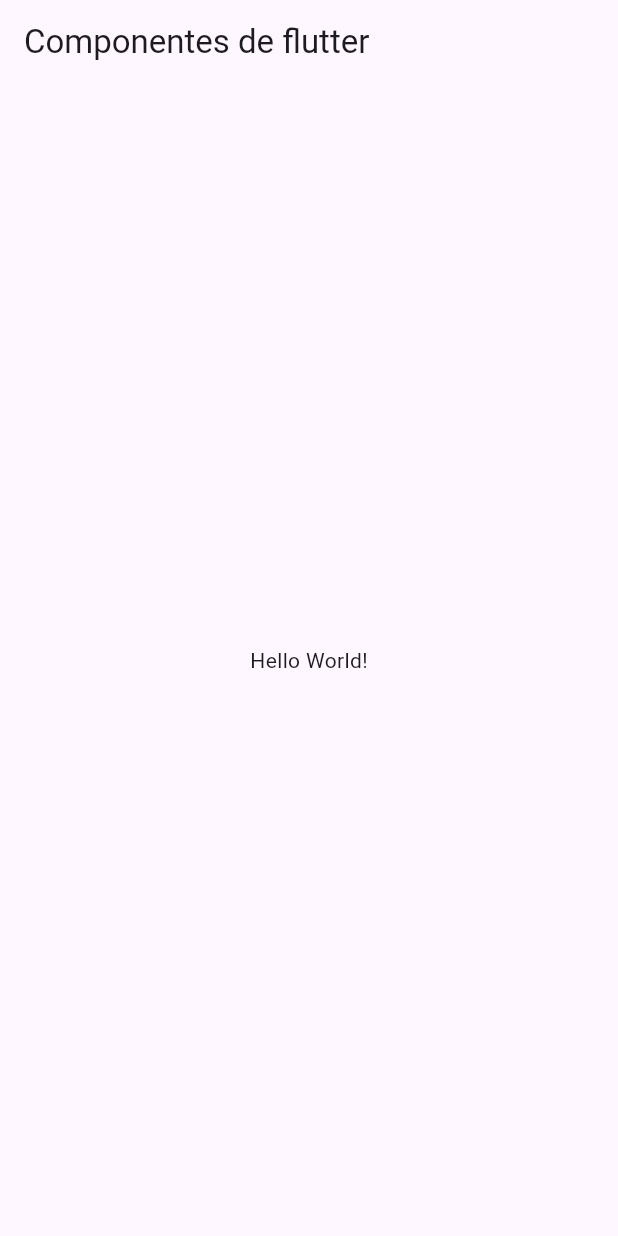
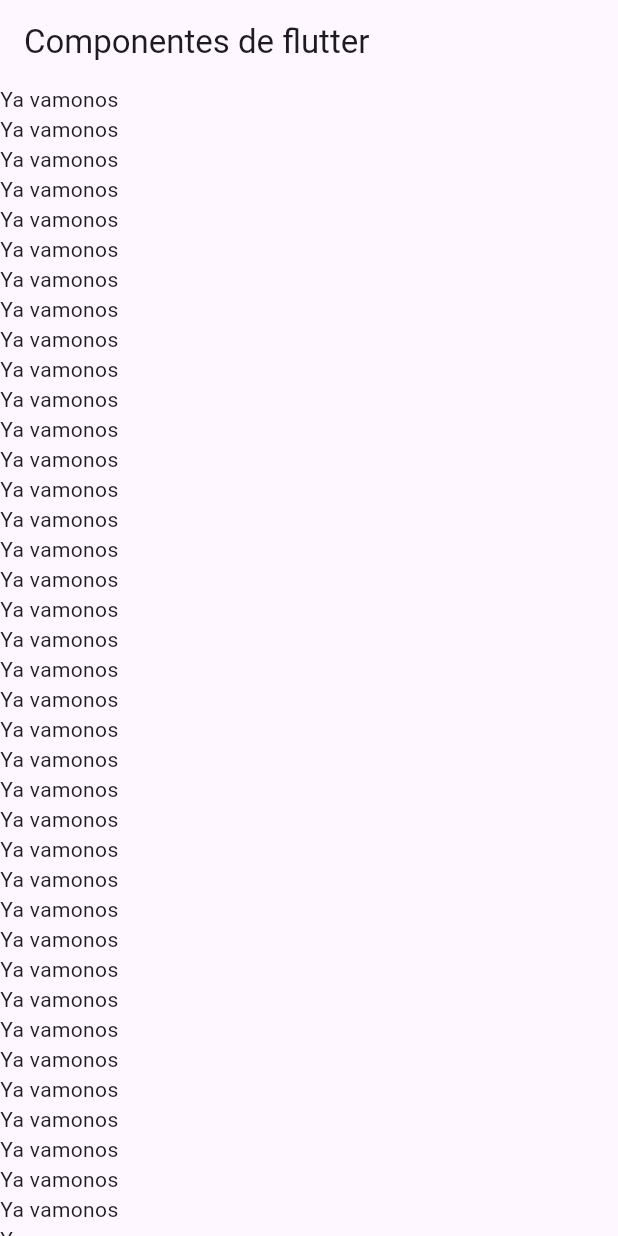
Before and after one commit to ismontana/componentes_flutter, a Flutter app: the screen it shows after launch, on a phone screen of 412 x 824 dp. Run offline on Flutter 3.47's test engine with Material 3 defaults, Android fonts, the phone set to English and light mode, and no system bars.

Commit message:
Adding the ListView to the HomeScreen

```diff
--- a/lib/home_screen.dart
+++ b/lib/home_screen.dart
@@ -8,8 +8,89 @@ const HomeScreen({super.key});
       appBar: AppBar(
         title: const Text('Componentes de flutter'),
         ),
-        body: const Center(
-          child: Text('Hello World!'),
+        body: ListView(
+          children: const [
+            Text('Ya vamonos'),
+            Text('Ya vamonos'),
+            Text('Ya vamonos'),
+            Text('Ya vamonos'),
+            Text('Ya vamonos'),
+            Text('Ya vamonos'),
+            Text('Ya vamonos'),
+            Text('Ya vamonos'),
+            Text('Ya vamonos'),
+            Text('Ya vamonos'),
+            Text('Ya vamonos'),
+            Text('Ya vamonos'),
+            Text('Ya vamonos'),
+            Text('Ya vamonos'),
+            Text('Ya vamonos'),
+            Text('Ya vamonos'),
+            Text('Ya vamonos'),
+            Text('Ya vamonos'),
+            Text('Ya vamonos'),
+            Text('Ya vamonos'),
+            Text('Ya vamonos'),
+            Text('Ya vamonos'),
+            Text('Ya vamonos'),
+            Text('Ya vamonos'),
+            Text('Ya vamonos'),
+            Text('Ya vamonos'),
+            Text('Ya vamonos'),
+            Text('Ya vamonos'),
+            Text('Ya vamonos'),
+            Text('Ya vamonos'),
+            Text('Ya vamonos'),
+            Text('Ya vamonos'),
+            Text('Ya vamonos'),
+            Text('Ya vamonos'),
+            Text('Ya vamonos'),
+            Text('Ya vamonos'),
+            Text('Ya vamonos'),
+            Text('Ya vamonos'),
+            Text('Ya vamonos'),
+            Text('Ya vamonos'),
+            Text('Ya vamonos'),
+            Text('Ya vamonos'),
+            Text('Ya vamonos'),
+            Text('Ya vamonos'),
+            Text('Ya vamonos'),
+            Text('Ya vamonos'),
+            Text('Ya vamonos'),
+            Text('Ya vamonos'),
+            Text('Ya vamonos'),
+            Text('Ya vamonos'),
+            Text('Ya vamonos'),
+            Text('Ya vamonos'),
+            Text('Ya vamonos'),
+            Text('Ya vamonos'),
+            Text('Ya vamonos'),
+            Text('Ya vamonos'),
+            Text('Ya vamonos'),
+            Text('Ya vamonos'),
+            Text('Ya vamonos'),
+            Text('Ya vamonos'),
+            Text('Ya vamonos'),
+            Text('Ya vamonos'),
+            Text('Ya vamonos'),
+            Text('Ya vamonos'),
+            Text('Ya vamonos'),
+            Text('Ya vamonos'),
+            Text('Ya vamonos'),
+            Text('Ya vamonos'),
+            Text('Ya vamonos'),
+            Text('Ya vamonos'),
+            Text('Ya vamonos'),
+            Text('Ya vamonos'),
+            Text('Ya vamonos'),
+            Text('Ya vamonos'),
+            Text('Ya vamonos'),
+            Text('Ya vamonos'),
+            Text('Ya vamonos'),
+            Text('Ya vamonos'),
+            Text('Ya vamonos'),
+            Text('Ya vamonos'),
+          ],
         ),
       );
   }
--- a/lib/main_app.dart
+++ b/lib/main_app.dart
@@ -1,11 +1,13 @@
 import 'package:flutter/material.dart';
 import 'package:practica3/home_screen.dart';
+
 class MainApp extends StatelessWidget {
   const MainApp({super.key});
 
   @override
   Widget build(BuildContext context) {
     return const MaterialApp(
+      debugShowCheckedModeBanner: false,
       home: HomeScreen()
     );
   }
```
